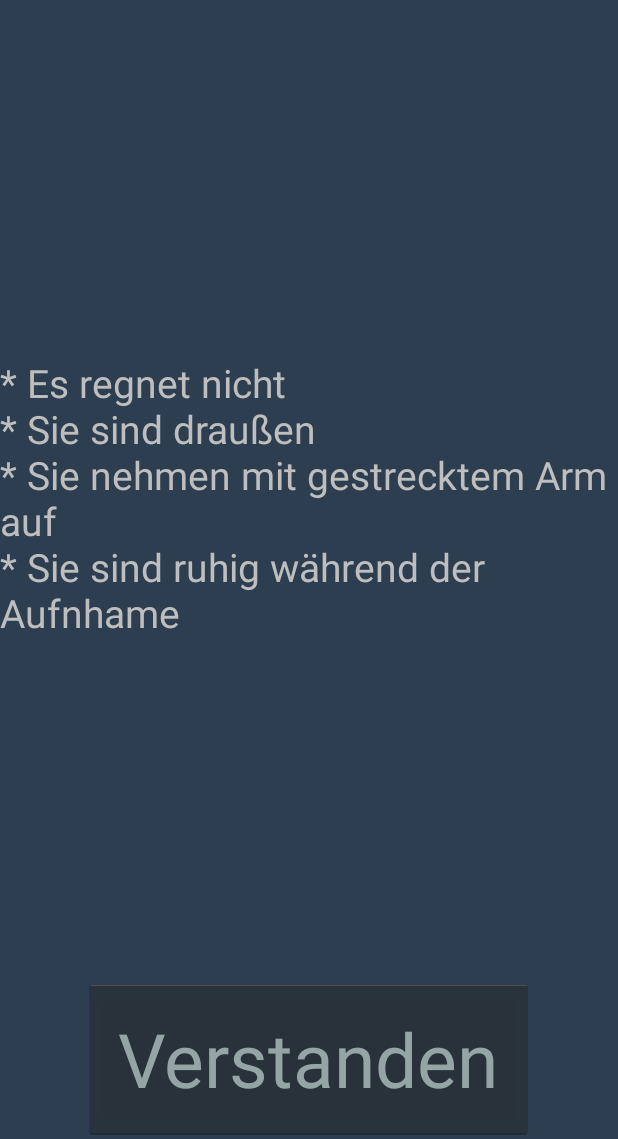
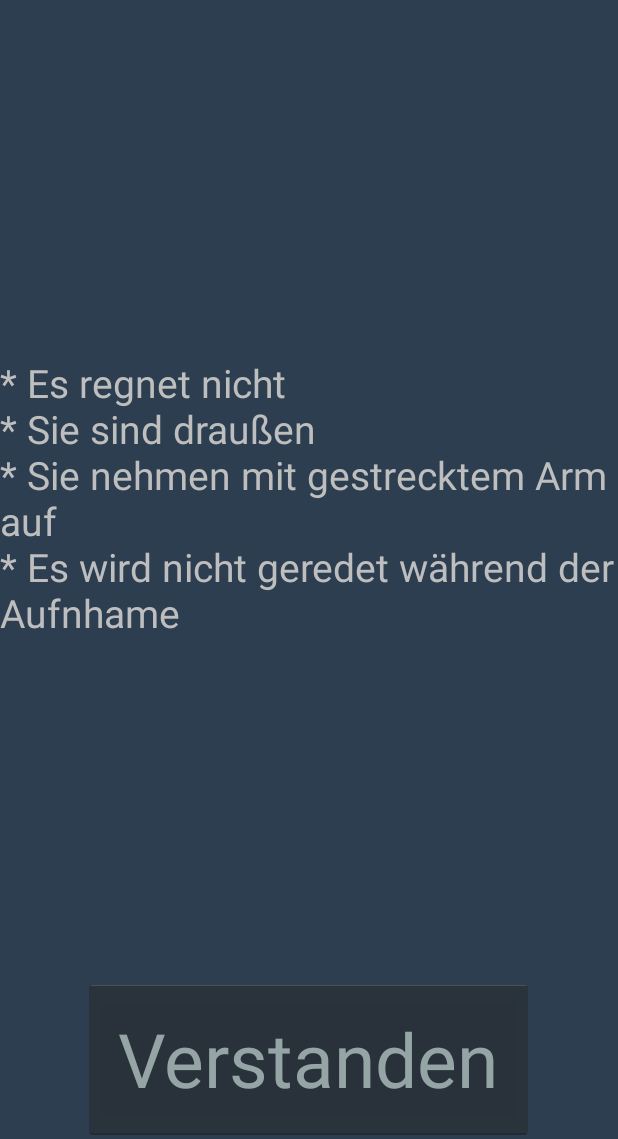
Before and after one commit to rizz360/PdFSensing, an Android app: the IntroActivity screen opened directly, with no data from a screen before it, on a phone screen of 412 x 824 dp, the part 97-1236 px from its top. Run offline under Robolectric (Android 15) with nearby library versions, the phone set to English and light mode, and no system bars.

Commit message:
* Device vibrates when finished recording * Audio recording will be interrupted when conditions change while recording * A alert box will be displayed in case the recording has to be interrupted - telling the user what went wrong * Further adjusted the instructional screen * Some more cleaning up under the hood

```diff
--- a/app/src/main/AndroidManifest.xml
+++ b/app/src/main/AndroidManifest.xml
@@ -5,6 +5,7 @@
     <uses-permission android:name="android.permission.RECORD_AUDIO" />
     <uses-permission android:name="android.permission.WRITE_EXTERNAL_STORAGE" />
     <uses-permission android:name="android.permission.ACCESS_FINE_LOCATION" />
+    <uses-permission android:name="android.permission.VIBRATE" />
 
     <application
         android:allowBackup="true"
--- a/app/src/main/java/com/rizz/pdf/pdfsensing/ArcRecordTimer.java
+++ b/app/src/main/java/com/rizz/pdf/pdfsensing/ArcRecordTimer.java
@@ -2,7 +2,6 @@ package com.rizz.pdf.pdfsensing;
 
 import android.content.Context;
 import android.graphics.Canvas;
-import android.graphics.Color;
 import android.graphics.Paint;
 import android.graphics.RectF;
 import android.os.CountDownTimer;
@@ -11,6 +10,7 @@ import android.util.AttributeSet;
 import android.util.Log;
 
 import com.rizz.pdf.pdfsensing.Handlers.AudioHandler;
+import com.rizz.pdf.pdfsensing.Handlers.StatusHandler;
 
 /**
  * Created by Rizz on 02/10/2015.
@@ -31,6 +31,8 @@ public class ArcRecordTimer extends ArcTimer {
     private float start = 0f;
     private float sweep = 360;
     private int secondsRemaining = (int)TIMER_DURATION_MS/1000;
+    private float radius = 30;
+    private boolean growing = false;
 
     public ArcRecordTimer(Context context, AttributeSet attributeSet) {
         super(context, attributeSet);
@@ -77,11 +79,13 @@ public class ArcRecordTimer extends ArcTimer {
             @Override
             public void onFinish() {
                 stopCountDown();
+                StatusHandler.vibrate();
             }
         }.start();
     }
 
-    private void stopCountDown() {
+    public void stopCountDown() {
+        if (!AudioHandler.isRecording()) return;
         cdt.cancel();
         AudioHandler.stopRecording();
         Log.i(LOG_TAG, "Timer stopped");
@@ -98,8 +102,6 @@ public class ArcRecordTimer extends ArcTimer {
         isEnabled = state;
     }
 
-    private float radius = 30;
-    private boolean growing = false;
     @Override
     protected void onDraw(@NonNull Canvas canvas) {
         //Draw the actual countdown arc
--- a/app/src/main/java/com/rizz/pdf/pdfsensing/Handlers/AudioHandler.java
+++ b/app/src/main/java/com/rizz/pdf/pdfsensing/Handlers/AudioHandler.java
@@ -20,6 +20,7 @@ public class AudioHandler {
     private static ArcPlayTimer playButton = null;
     private static MediaPlayer mediaPlayer = null;
     private static MediaRecorder mediaRecorder = null;
+    private static boolean isRecording = false;
 
     private AudioHandler() {
     }
@@ -70,14 +71,23 @@ public class AudioHandler {
         }
 
         mediaRecorder.start();
+        isRecording = true;
+
     }
 
+    public static boolean isRecording() {
+        return isRecording;
+    }
+
+
     public static void stopRecording() {
+        if (!isRecording()) return;
         mediaRecorder.stop();
         mediaRecorder.release();
         playButton.setEnabled(true);
         FileHandler.writeMetaFile();
         mediaRecorder = null;
+        isRecording = false;
     }
 
     public static void onPause() {
--- a/app/src/main/res/layout/activity_intro.xml
+++ b/app/src/main/res/layout/activity_intro.xml
@@ -10,25 +10,25 @@
         android:layout_width="299dp"
         android:layout_height="107dp"
         android:layout_gravity="center_horizontal|bottom"
+        android:enabled="true"
         android:onClick="startButtonAction"
         android:text="@string/intro_button"
         android:textColor="@color/background_text"
-        android:textSize="50dp"
-        android:enabled="true" />
+        android:textSize="50sp" />
 
     <TextView
+        android:id="@+id/instruction_title"
         android:layout_width="wrap_content"
         android:layout_height="wrap_content"
+        android:layout_gravity="center_horizontal|top"
         android:text="@string/instruction_title"
-        android:id="@+id/instruction_title"
-        android:layout_gravity="center_horizontal|top"
         android:textSize="@dimen/question_text_size" />
 
     <TextView
+        android:id="@+id/instruction_list"
         android:layout_width="wrap_content"
         android:layout_height="wrap_content"
+        android:layout_gravity="center"
         android:text="@string/instruction_list"
-        android:id="@+id/instruction_list"
-        android:layout_gravity="center"
         android:textSize="@dimen/question_text_size" />
 </FrameLayout>
--- a/app/src/main/res/values/strings.xml
+++ b/app/src/main/res/values/strings.xml
@@ -24,7 +24,7 @@
     <string name="splashScreenButtonText">Get started!</string>
     <string name="instruction_title">Bitte fahren Sie nur unter folgenden Bedingungen fort:</string>
     <string name="instruction_list">
-        * Es regnet nicht \n* Sie sind draußen \n* Sie nehmen mit gestrecktem Arm auf \n* Sie sind ruhig während der Aufnhame \n
+        * Es regnet nicht \n* Sie sind draußen \n* Sie nehmen mit gestrecktem Arm auf \n* Es wird nicht geredet während der Aufnhame \n
     </string>
     <string name="help_orientation">Orientation</string>
     <string name="help_shake">Schütteln</string>
```
Also changed, not shown: app/src/main/java/com/rizz/pdf/pdfsensing/Handlers/StatusHandler.java (+41 -2 lines), 2 other files.
